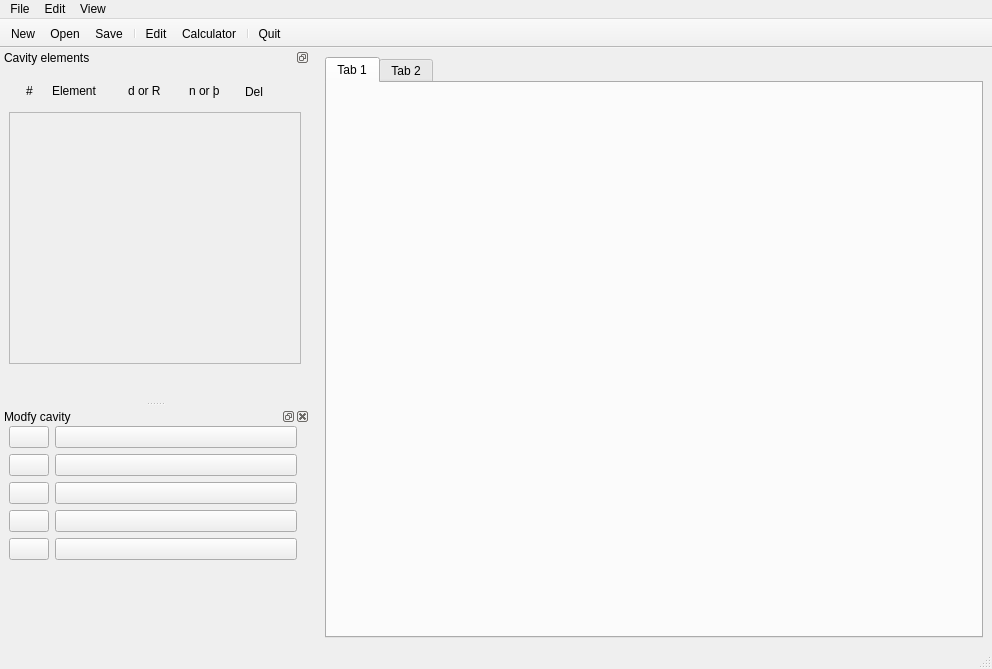
Qt form gui.ui (simcav/simcav) before a commit.
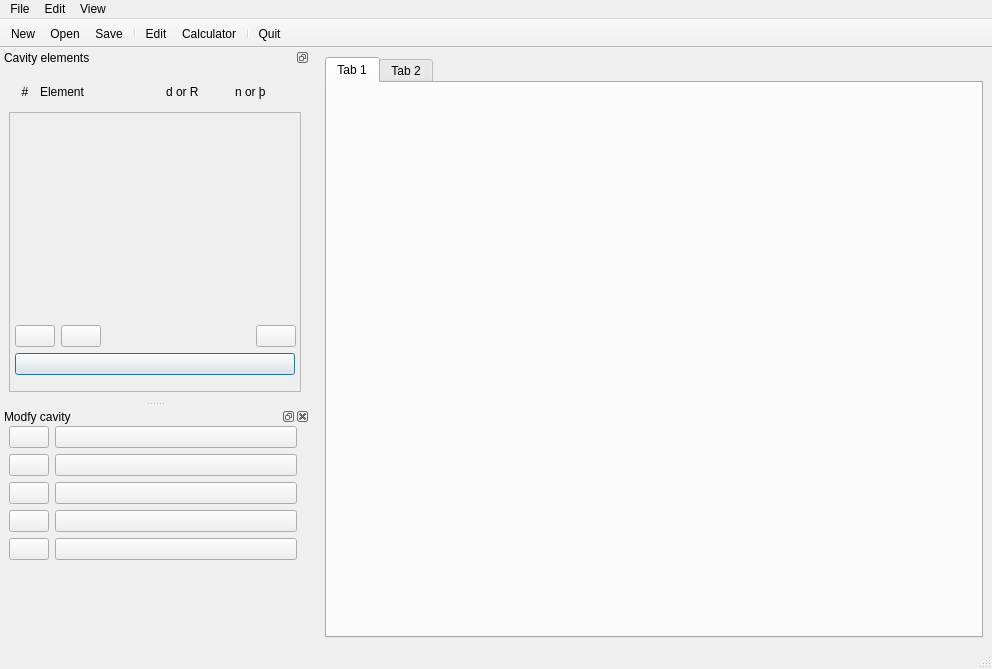
The same form after that commit. Icons and pictures are not drawn.

Commit message: Move cavity elements up/down and delete.

```diff
--- a/gui.ui
+++ b/gui.ui
@@ -125,35 +125,6 @@
    </attribute>
    <widget class="QWidget" name="dockWidgetContents">
     <layout class="QGridLayout" name="gridLayout">
-     <item row="2" column="1">
-      <widget class="QPushButton" name="button_cavityGO">
-       <property name="cursor">
-        <cursorShape>PointingHandCursor</cursorShape>
-       </property>
-       <property name="text">
-        <string/>
-       </property>
-       <property name="icon">
-        <iconset>
-         <normaloff>Icons/final_go.gif</normaloff>Icons/final_go.gif</iconset>
-       </property>
-       <property name="iconSize">
-        <size>
-         <width>32</width>
-         <height>32</height>
-        </size>
-       </property>
-       <property name="autoDefault">
-        <bool>true</bool>
-       </property>
-       <property name="default">
-        <bool>false</bool>
-       </property>
-       <property name="flat">
-        <bool>true</bool>
-       </property>
-      </widget>
-     </item>
      <item row="1" column="0" colspan="2">
       <widget class="QScrollArea" name="element_list">
        <property name="layoutDirection">
@@ -171,7 +142,7 @@
           <x>0</x>
           <y>0</y>
           <width>290</width>
-          <height>221</height>
+          <height>265</height>
          </rect>
         </property>
         <property name="layoutDirection">
@@ -180,6 +151,99 @@
         <property name="autoFillBackground">
          <bool>true</bool>
         </property>
+        <widget class="QPushButton" name="button_cavityGO">
+         <property name="geometry">
+          <rect>
+           <x>5</x>
+           <y>240</y>
+           <width>280</width>
+           <height>22</height>
+          </rect>
+         </property>
+         <property name="cursor">
+          <cursorShape>PointingHandCursor</cursorShape>
+         </property>
+         <property name="text">
+          <string/>
+         </property>
+         <property name="icon">
+          <iconset>
+           <normaloff>Icons/cavity_go1.png</normaloff>Icons/cavity_go1.png</iconset>
+         </property>
+         <property name="iconSize">
+          <size>
+           <width>220</width>
+           <height>35</height>
+          </size>
+         </property>
+         <property name="autoDefault">
+          <bool>false</bool>
+         </property>
+         <property name="default">
+          <bool>true</bool>
+         </property>
+         <property name="flat">
+          <bool>false</bool>
+         </property>
+        </widget>
+        <widget class="QWidget" name="layoutWidget">
+         <property name="geometry">
+          <rect>
+           <x>5</x>
+           <y>210</y>
+           <width>281</width>
+           <height>27</height>
+          </rect>
+         </property>
+         <layout class="QHBoxLayout" name="horizontalLayout">
+          <item>
+           <widget class="QPushButton" name="button_moveUp">
+            <property name="text">
+             <string/>
+            </property>
+            <property name="icon">
+             <iconset>
+              <normaloff>Icons/arrowUp.png</normaloff>Icons/arrowUp.png</iconset>
+            </property>
+           </widget>
+          </item>
+          <item>
+           <widget class="QPushButton" name="button_moveDown">
+            <property name="text">
+             <string/>
+            </property>
+            <property name="icon">
+             <iconset>
+              <normaloff>Icons/arrowDown.png</normaloff>Icons/arrowDown.png</iconset>
+            </property>
+           </widget>
+          </item>
+          <item>
+           <spacer name="horizontalSpacer">
+            <property name="orientation">
+             <enum>Qt::Horizontal</enum>
+            </property>
+            <property name="sizeHint" stdset="0">
+             <size>
+              <width>40</width>
+              <height>20</height>
+             </size>
+            </property>
+           </spacer>
+          </item>
+          <item>
+           <widget class="QPushButton" name="button_delete">
+            <property name="text">
+             <string/>
+            </property>
+            <property name="icon">
+             <iconset>
+              <normaloff>Icons/small_del.png</normaloff>Icons/small_del.png</iconset>
+            </property>
+           </widget>
+          </item>
+         </layout>
+        </widget>
        </widget>
       </widget>
      </item>
@@ -191,70 +255,63 @@
          <height>30</height>
         </size>
        </property>
-       <widget class="QLabel" name="label_2">
+       <widget class="QWidget" name="">
         <property name="geometry">
          <rect>
-          <x>43</x>
+          <x>7</x>
           <y>5</y>
-          <width>54</width>
-          <height>19</height>
+          <width>281</width>
+          <height>22</height>
          </rect>
         </property>
-        <property name="text">
-         <string>Element</string>
-        </property>
-       </widget>
-       <widget class="QLabel" name="label_4">
-        <property name="geometry">
-         <rect>
-          <x>180</x>
-          <y>5</y>
-          <width>37</width>
-          <height>20</height>
-         </rect>
-        </property>
-        <property name="text">
-         <string>n or þ</string>
-        </property>
-       </widget>
-       <widget class="QLabel" name="label_3">
-        <property name="geometry">
-         <rect>
-          <x>119</x>
-          <y>5</y>
-          <width>38</width>
-          <height>20</height>
-         </rect>
-        </property>
-        <property name="text">
-         <string>d or R</string>
-        </property>
-       </widget>
-       <widget class="QLabel" name="label">
-        <property name="geometry">
-         <rect>
-          <x>17</x>
-          <y>5</y>
-          <width>16</width>
-          <height>20</height>
-         </rect>
-        </property>
-        <property name="text">
-         <string>#</string>
-        </property>
-       </widget>
-       <widget class="QLabel" name="label_5">
-        <property name="geometry">
-         <rect>
-          <x>236</x>
-          <y>6</y>
-          <width>21</width>
-          <height>20</height>
-         </rect>
-        </property>
-        <property name="text">
-         <string>Del</string>
-        </property>
+        <layout class="QHBoxLayout" name="horizontalLayout_2">
+         <item>
+          <widget class="QLabel" name="label">
+           <property name="maximumSize">
+            <size>
+             <width>18</width>
+             <height>16777215</height>
+            </size>
+           </property>
+           <property name="layoutDirection">
+            <enum>Qt::LeftToRight</enum>
+           </property>
+           <property name="text">
+            <string>#</string>
+           </property>
+           <property name="alignment">
+            <set>Qt::AlignCenter</set>
+           </property>
+          </widget>
+         </item>
+         <item>
+          <widget class="QLabel" name="label_2">
+           <property name="minimumSize">
+            <size>
+             <width>120</width>
+             <height>18</height>
+            </size>
+           </property>
+           <property name="text">
+            <string>Element</string>
+           </property>
+          </widget>
+         </item>
+         <item>
+          <widget class="QLabel" name="label_3">
+           <property name="text">
+            <string>d or R</string>
+           </property>
+          </widget>
+         </item>
+         <item>
+          <widget class="QLabel" name="label_4">
+           <property name="text">
+            <string>n or þ</string>
+           </property>
+          </widget>
+         </item>
+        </layout>
        </widget>
       </widget>
      </item>
```
The commit also changes 7 other files.
